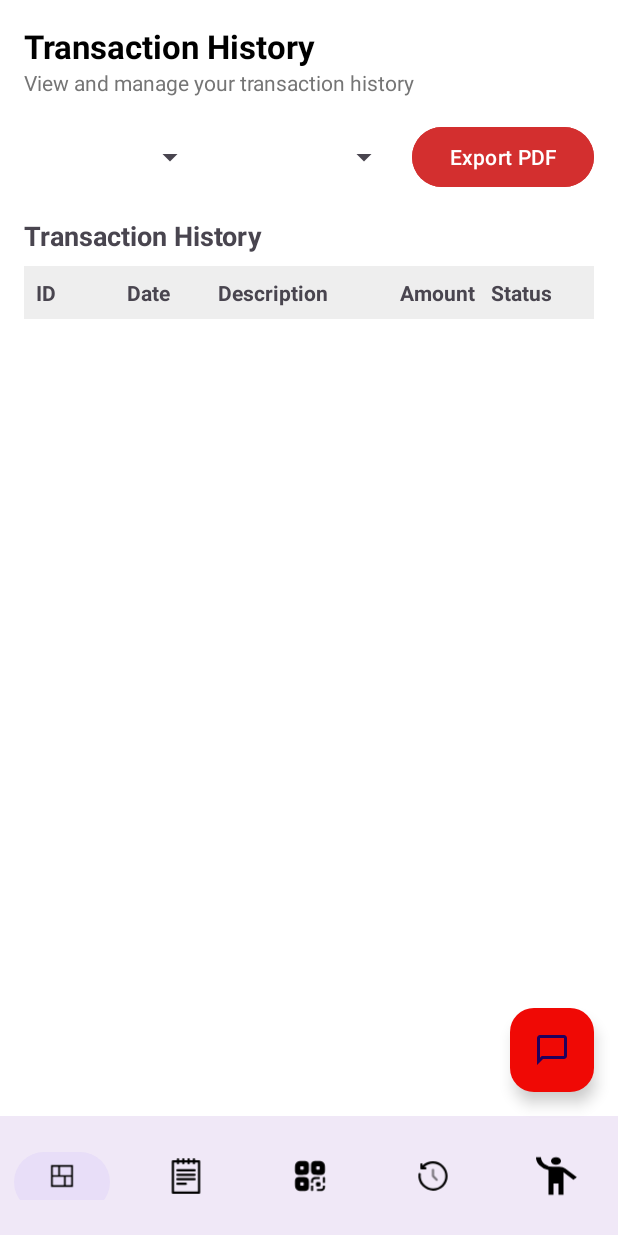
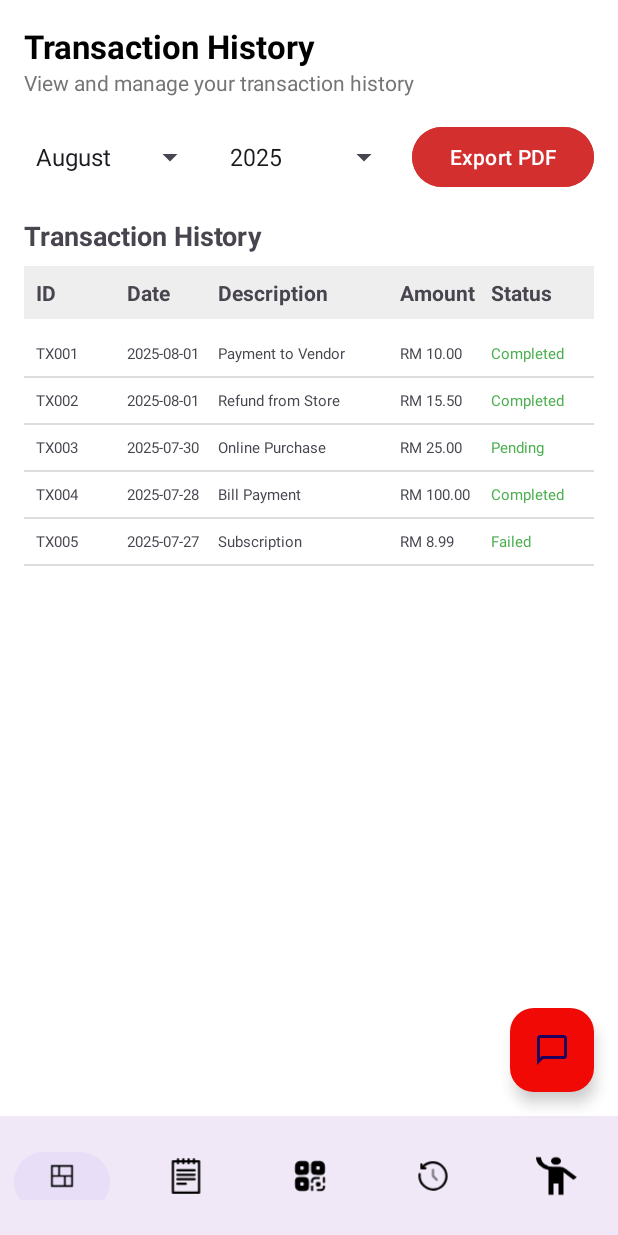
Before and after one commit to liowjiaxin/NiagaNow-Maxins, an Android app: the TransactionHistory screen opened through its navigation route, on a phone screen of 412 x 824 dp. Run offline under Robolectric (Android 15) with nearby library versions, the phone set to English and light mode, and no system bars; libraries missing offline, so code that uses them is left out: com.github.mikephil.charting; 8 statements that could not run were skipped.

Commit message:
add dummy data for transation history and added log out button

```diff
--- /dev/null
+++ b/app/src/main/java/com/example/niaganow/adapter/TransactionAdapter.kt
@@ -0,0 +1,38 @@
+package com.example.niaganow.adapter
+
+import android.view.LayoutInflater
+import android.view.View
+import android.view.ViewGroup
+import android.widget.TextView
+import androidx.recyclerview.widget.RecyclerView
+import com.example.niaganow.R
+import com.example.niaganow.model.Transaction
+
+class TransactionAdapter(private val transactionList: List<Transaction>) :
+    RecyclerView.Adapter<TransactionAdapter.TransactionViewHolder>() {
+
+    class TransactionViewHolder(itemView: View) : RecyclerView.ViewHolder(itemView) {
+        val tvTransactionId: TextView = itemView.findViewById(R.id.tvTransactionId)
+        val tvTransactionDate: TextView = itemView.findViewById(R.id.tvTransactionDate)
+        val tvTransactionDescription: TextView = itemView.findViewById(R.id.tvTransactionDescription)
+        val tvTransactionAmount: TextView = itemView.findViewById(R.id.tvTransactionAmount)
+        val tvTransactionStatus: TextView = itemView.findViewById(R.id.tvTransactionStatus)
+    }
+
+    override fun onCreateViewHolder(parent: ViewGroup, viewType: Int): TransactionViewHolder {
+        val view = LayoutInflater.from(parent.context)
+            .inflate(R.layout.item_transaction, parent, false)
+        return TransactionViewHolder(view)
+    }
+
+    override fun onBindViewHolder(holder: TransactionViewHolder, position: Int) {
+        val transaction = transactionList[position]
+        holder.tvTransactionId.text = transaction.id
+        holder.tvTransactionDate.text = transaction.date
+        holder.tvTransactionDescription.text = transaction.description
+        holder.tvTransactionAmount.text = transaction.amount
+        holder.tvTransactionStatus.text = transaction.status
+    }
+
+    override fun getItemCount(): Int = transactionList.size
+}
--- a/app/src/main/java/com/example/niaganow/fragments/TransactionHistory.kt
+++ b/app/src/main/java/com/example/niaganow/fragments/TransactionHistory.kt
@@ -4,11 +4,16 @@ import android.os.Bundle
 import android.view.LayoutInflater
 import android.view.View
 import android.view.ViewGroup
+import android.widget.ArrayAdapter
 import android.widget.Button
 import android.widget.Spinner
 import androidx.fragment.app.Fragment
+import androidx.recyclerview.widget.LinearLayoutManager
 import androidx.recyclerview.widget.RecyclerView
 import com.example.niaganow.R
+import com.example.niaganow.adapter.TransactionAdapter
+import com.example.niaganow.model.Transaction
+import java.util.*
 
 class TransactionHistory : Fragment() {
 
@@ -21,16 +26,51 @@ class TransactionHistory : Fragment() {
         inflater: LayoutInflater, container: ViewGroup?,
         savedInstanceState: Bundle?
     ): View? {
-        // Inflate your XML file named transactionhistory.xml
         val view = inflater.inflate(R.layout.transactionhistory, container, false)
 
-        // Bind views using findViewById
         spinnerMonth = view.findViewById(R.id.spinnerMonth)
         spinnerYear = view.findViewById(R.id.spinnerYear)
         buttonExportPDF = view.findViewById(R.id.buttonExportPDF)
         recyclerViewTransactions = view.findViewById(R.id.recyclerViewTransactions)
 
-        // You can now set up spinner adapters, listeners, and RecyclerView logic
+        // --- Populate Month Spinner ---
+        val months = listOf(
+            "January", "February", "March", "April", "May", "June",
+            "July", "August", "September", "October", "November", "December"
+        )
+        val monthAdapter = ArrayAdapter(requireContext(), android.R.layout.simple_spinner_item, months)
+        monthAdapter.setDropDownViewResource(android.R.layout.simple_spinner_dropdown_item)
+        spinnerMonth.adapter = monthAdapter
+
+        // --- Populate Year Spinner ---
+        val currentYear = Calendar.getInstance().get(Calendar.YEAR)
+        val years = (2020..currentYear).map { it.toString() }.reversed()
+        val yearAdapter = ArrayAdapter(requireContext(), android.R.layout.simple_spinner_item, years)
+        yearAdapter.setDropDownViewResource(android.R.layout.simple_spinner_dropdown_item)
+        spinnerYear.adapter = yearAdapter
+
+        // --- Preselect Current Month and Year ---
+        val calendar = Calendar.getInstance()
+        val currentMonth = calendar.get(Calendar.MONTH) // 0-based: January = 0
+        spinnerMonth.setSelection(currentMonth)
+
+        val currentYearIndex = years.indexOf(currentYear.toString())
+        if (currentYearIndex != -1) {
+            spinnerYear.setSelection(currentYearIndex)
+        }
+
+        // --- Dummy Transactions ---
+        val dummyTransactions = listOf(
+            Transaction("TX001", "2025-08-01", "Payment to Vendor", "RM 10.00", "Completed"),
+            Transaction("TX002", "2025-08-01", "Refund from Store", "RM 15.50", "Completed"),
+            Transaction("TX003", "2025-07-30", "Online Purchase", "RM 25.00", "Pending"),
+            Transaction("TX004", "2025-07-28", "Bill Payment", "RM 100.00", "Completed"),
+            Transaction("TX005", "2025-07-27", "Subscription", "RM 8.99", "Failed")
+        )
+
+        recyclerViewTransactions.layoutManager = LinearLayoutManager(requireContext())
+        recyclerViewTransactions.adapter = TransactionAdapter(dummyTransactions)
+
         return view
     }
 }
--- a/app/src/main/java/com/example/niaganow/fragments/UserProfileFragment.kt
+++ b/app/src/main/java/com/example/niaganow/fragments/UserProfileFragment.kt
@@ -1,10 +1,12 @@
 package com.example.niaganow.fragments
 
+import android.content.Intent
 import android.os.Bundle
 import android.view.LayoutInflater
 import android.view.View
 import android.view.ViewGroup
 import androidx.fragment.app.Fragment
+import com.example.niaganow.MainActivity
 import com.example.niaganow.databinding.FragmentUserProfileBinding
 
 class UserProfileFragment : Fragment() {
@@ -23,7 +25,13 @@ class UserProfileFragment : Fragment() {
         super.onViewCreated(view, savedInstanceState)
 
         binding.editBtn.setOnClickListener {
+            // Handle edit logic
+        }
 
+        binding.logoutButton.setOnClickListener {
+            val intent = Intent(requireContext(), MainActivity::class.java)
+            intent.flags = Intent.FLAG_ACTIVITY_NEW_TASK or Intent.FLAG_ACTIVITY_CLEAR_TASK
+            startActivity(intent)
         }
     }
 }
--- /dev/null
+++ b/app/src/main/java/com/example/niaganow/model/Transaction.kt
@@ -0,0 +1,10 @@
+package com.example.niaganow.model
+
+
+data class Transaction(
+    val id: String,
+    val date: String,
+    val description: String,
+    val amount: String,
+    val status: String
+)
--- a/app/src/main/res/layout/fragment_user_profile.xml
+++ b/app/src/main/res/layout/fragment_user_profile.xml
@@ -1,6 +1,7 @@
 <?xml version="1.0" encoding="utf-8"?>
 <androidx.constraintlayout.widget.ConstraintLayout xmlns:android="http://schemas.android.com/apk/res/android"
     xmlns:app="http://schemas.android.com/apk/res-auto"
+    xmlns:tools="http://schemas.android.com/tools"
     android:id="@+id/user_profile_container"
     android:layout_width="match_parent"
     android:layout_height="match_parent"
@@ -40,7 +41,7 @@
     <androidx.cardview.widget.CardView
         android:id="@+id/profileCard"
         android:layout_width="0dp"
-        android:layout_height="500dp"
+        android:layout_height="550dp"
         android:layout_marginTop="16dp"
         app:cardCornerRadius="16dp"
         app:cardElevation="6dp"
@@ -166,12 +167,23 @@
                 android:layout_height="wrap_content"
                 android:text="980123-14-5678"
                 android:textColor="@color/grey"
-                android:textSize="18sp"
+                android:textSize="15sp"
                 android:textStyle="bold"
                 app:layout_constraintStart_toStartOf="parent"
                 app:layout_constraintTop_toBottomOf="@id/ICTitle" />
 
 
         </androidx.constraintlayout.widget.ConstraintLayout>
+
+        <Button
+            android:id="@+id/logoutButton"
+            android:layout_width="185dp"
+            android:layout_height="wrap_content"
+            android:backgroundTint="@color/red"
+            android:layout_marginTop="460dp"
+            android:layout_marginStart="20dp"
+            android:text="Log Out"
+            android:textColor="@android:color/white" />
     </androidx.cardview.widget.CardView>
+
 </androidx.constraintlayout.widget.ConstraintLayout>
--- a/app/src/main/res/layout/item_transaction.xml
+++ b/app/src/main/res/layout/item_transaction.xml
@@ -17,7 +17,7 @@
             android:layout_height="wrap_content"
             android:layout_weight="1"
             android:text="TX001"
-            android:textSize="14sp" />
+            android:textSize="10sp" />
 
         <TextView
             android:id="@+id/tvTransactionDate"
@@ -25,7 +25,7 @@
             android:layout_height="wrap_content"
             android:layout_weight="1"
             android:text="2025-08-01"
-            android:textSize="14sp" />
+            android:textSize="10sp" />
 
         <TextView
             android:id="@+id/tvTransactionDescription"
@@ -33,7 +33,7 @@
             android:layout_height="wrap_content"
             android:layout_weight="2"
             android:text="Payment"
-            android:textSize="14sp" />
+            android:textSize="10sp" />
 
         <TextView
             android:id="@+id/tvTransactionAmount"
@@ -41,7 +41,7 @@
             android:layout_height="wrap_content"
             android:layout_weight="1"
             android:text="RM 10.00"
-            android:textSize="14sp" />
+            android:textSize="10sp" />
 
         <TextView
             android:id="@+id/tvTransactionStatus"
@@ -49,7 +49,7 @@
             android:layout_height="wrap_content"
             android:layout_weight="1"
             android:text="Completed"
-            android:textSize="14sp"
+            android:textSize="10sp"
             android:textColor="#4CAF50" />
     </LinearLayout>
 
```
Also changed, not shown: 1 other file.
